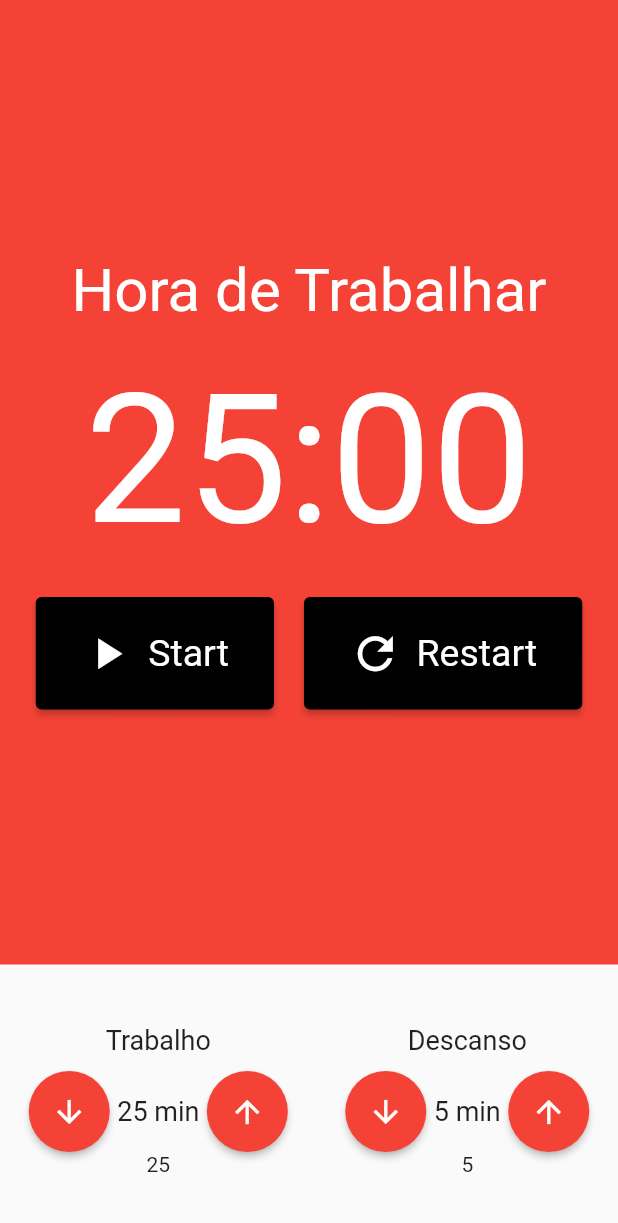
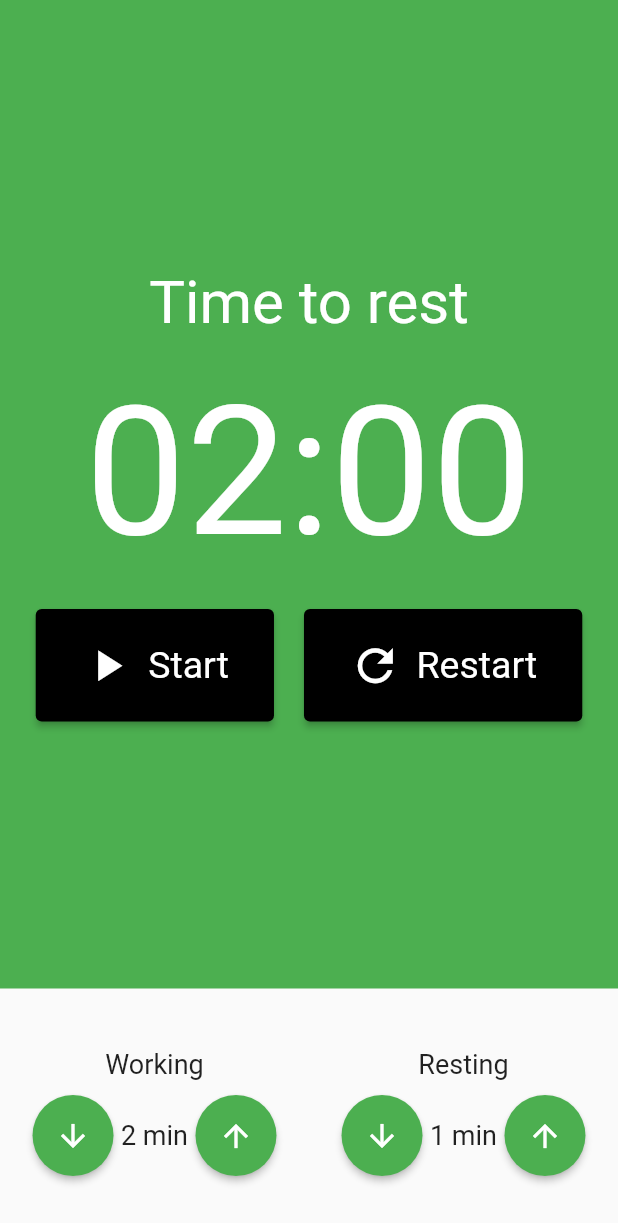
Before and after one commit to leobtt/udy_pomodoro_mobx, a Flutter app: the screen it shows after launch, on a phone screen of 412 x 824 dp. Shown: the top 1223 px of the screen. Run offline on Flutter 3.47's test engine with Material 2 defaults, Android fonts, the phone set to English and light mode, and no system bars; our stand-ins replace flutter_mobx, mobx; generated files the repository leaves out were written again.

Commit message:
feat: state management

```diff
--- a/lib/components/entry_time.dart
+++ b/lib/components/entry_time.dart
@@ -1,17 +1,24 @@
 import 'package:flutter/material.dart';
+import 'package:provider/provider.dart';
+import 'package:udy_promodoro_mobx/store/pomodoro.store.dart';
 
 class EntryTime extends StatelessWidget {
   final String title;
   final int value;
+  final void Function()? inc;
+  final void Function()? dec;
 
   const EntryTime({
     Key? key,
     required this.title,
     required this.value,
+    this.inc,
+    this.dec,
   }) : super(key: key);
 
   @override
   Widget build(BuildContext context) {
+    PomodoroStore store = Provider.of<PomodoroStore>(context);
     return Column(
       children: [
         Text(
@@ -25,11 +32,11 @@ class EntryTime extends StatelessWidget {
           mainAxisAlignment: MainAxisAlignment.center,
           children: [
             ElevatedButton(
-              onPressed: () {},
+              onPressed: dec,
               style: ElevatedButton.styleFrom(
                 shape: const CircleBorder(),
                 padding: const EdgeInsets.all(15),
-                backgroundColor: Colors.red,
+                backgroundColor: store.isWorking() ? Colors.red : Colors.green,
               ),
               child: const Icon(
                 Icons.arrow_downward,
@@ -38,16 +45,16 @@ class EntryTime extends StatelessWidget {
             ),
             Text(
               '$value min',
-              style: TextStyle(
+              style: const TextStyle(
                 fontSize: 18,
               ),
             ),
             ElevatedButton(
-              onPressed: () {},
+              onPressed: inc,
               style: ElevatedButton.styleFrom(
                 shape: const CircleBorder(),
                 padding: const EdgeInsets.all(15),
-                backgroundColor: Colors.red,
+                backgroundColor: store.isWorking() ? Colors.red : Colors.green,
               ),
               child: const Icon(
                 Icons.arrow_upward,
@@ -56,9 +63,6 @@ class EntryTime extends StatelessWidget {
             ),
           ],
         ),
-        Text(
-          value.toString(),
-        ),
       ],
     );
   }
--- a/lib/components/stopwatch.dart
+++ b/lib/components/stopwatch.dart
@@ -1,27 +1,33 @@
 import 'package:flutter/material.dart';
+import 'package:flutter_mobx/flutter_mobx.dart';
+import 'package:provider/provider.dart';
 import 'package:udy_promodoro_mobx/components/stopwatch_button.dart';
+import 'package:udy_promodoro_mobx/store/pomodoro.store.dart';
 
 class Stopwatch extends StatelessWidget {
   const Stopwatch({Key? key}) : super(key: key);
 
   @override
   Widget build(BuildContext context) {
-    return Container(
-        color: Colors.red,
+    PomodoroStore store = Provider.of<PomodoroStore>(context);
+
+    return Observer(
+      builder: (_) => Container(
+          color: store.isWorking() ? Colors.red : Colors.green,
           child: Column(
             mainAxisAlignment: MainAxisAlignment.center,
             children: [
-            const Text(
-              'Hora de Trabalhar',
-              style: TextStyle(
+              Text(
+                store.isWorking() ? 'Time to work' : 'Time to rest',
+                style: const TextStyle(
                   fontSize: 40,
                   color: Colors.white,
                 ),
               ),
               const SizedBox(height: 20),
-            const Text(
-              '25:00',
-              style: TextStyle(
+              Text(
+                '${store.minutes.toString().padLeft(2, '0')}:${store.seconds.toString().padLeft(2, '0')}',
+                style: const TextStyle(
                   fontSize: 120,
                   color: Colors.white,
                 ),
@@ -29,22 +35,37 @@ class Stopwatch extends StatelessWidget {
               const SizedBox(height: 20),
               Row(
                 mainAxisAlignment: MainAxisAlignment.center,
-              children: const [
+                children: [
+                  if (!store.isStarted)
                     Padding(
-                  padding: EdgeInsets.only(right: 10),
-                  child: StopwatchButton(text: 'Start', icon: Icons.play_arrow),
+                      padding: const EdgeInsets.only(right: 10),
+                      child: StopwatchButton(
+                        text: 'Start',
+                        icon: Icons.play_arrow,
+                        click: store.start,
                       ),
-                // Padding(
-                //   padding: EdgeInsets.only(right: 10),
-                //   child: StopwatchButton(text: 'Stop', icon: Icons.stop),
-                // ),
+                    ),
+                  if (store.isStarted)
+                    Padding(
+                      padding: const EdgeInsets.only(right: 10),
+                      child: StopwatchButton(
+                        text: 'Stop',
+                        icon: Icons.stop,
+                        click: store.stop,
+                      ),
+                    ),
                   Padding(
                     padding: const EdgeInsets.only(left: 10),
-                    child:
-                        StopwatchButton(text: 'Restart', icon: Icons.refresh)),
+                    child: StopwatchButton(
+                      text: 'Restart',
+                      icon: Icons.refresh,
+                      click: store.restart,
+                    ),
+                  ),
                 ],
-            )
+              ),
             ],
-        ));
+          )),
+    );
   }
 }
--- a/lib/components/stopwatch_button.dart
+++ b/lib/components/stopwatch_button.dart
@@ -3,14 +3,19 @@ import 'package:flutter/material.dart';
 class StopwatchButton extends StatelessWidget {
   final String text;
   final IconData icon;
+  final void Function()? click;
 
-  const StopwatchButton({Key? key, required this.text, required this.icon})
-      : super(key: key);
+  const StopwatchButton({
+    Key? key,
+    required this.text,
+    required this.icon,
+    this.click,
+  }) : super(key: key);
 
   @override
   Widget build(BuildContext context) {
     return ElevatedButton(
-      onPressed: () {},
+      onPressed: click,
       style: ElevatedButton.styleFrom(
         backgroundColor: Colors.black,
         padding: const EdgeInsets.symmetric(
--- a/lib/main.dart
+++ b/lib/main.dart
@@ -1,5 +1,7 @@
 import 'package:flutter/material.dart';
 import 'package:udy_promodoro_mobx/pages/pomodoro.dart';
+import 'package:provider/provider.dart';
+import 'package:udy_promodoro_mobx/store/pomodoro.store.dart';
 
 void main() {
   runApp(const MyApp());
@@ -9,13 +11,16 @@ class MyApp extends StatelessWidget {
   const MyApp({super.key});
   @override
   Widget build(BuildContext context) {
-    return MaterialApp(
-      title: 'Pomodoro',
-      debugShowCheckedModeBanner: false,
-      theme: ThemeData(
-        primarySwatch: Colors.blue,
+    return MultiProvider(
+      providers: [Provider<PomodoroStore>(create: (_) => PomodoroStore())],
+      child: MaterialApp(
+        title: 'Pomodoro',
+        debugShowCheckedModeBanner: false,
+        theme: ThemeData(
+          primarySwatch: Colors.blue,
+        ),
+        home: const Pomodoro(),
       ),
-      home: const Pomodoro(),
     );
   }
 }
--- a/lib/pages/pomodoro.dart
+++ b/lib/pages/pomodoro.dart
@@ -1,25 +1,49 @@
 import 'package:flutter/material.dart';
+import 'package:flutter_mobx/flutter_mobx.dart';
+import 'package:provider/provider.dart';
 import 'package:udy_promodoro_mobx/components/entry_time.dart';
 import 'package:udy_promodoro_mobx/components/stopwatch.dart';
+import 'package:udy_promodoro_mobx/store/pomodoro.store.dart';
 
 class Pomodoro extends StatelessWidget {
   const Pomodoro({Key? key}) : super(key: key);
 
   @override
   Widget build(BuildContext context) {
+    PomodoroStore store = Provider.of<PomodoroStore>(context);
+
     return Scaffold(
       body: Column(
         crossAxisAlignment: CrossAxisAlignment.stretch,
         children: [
-          Expanded(child: const Stopwatch()),
+          const Expanded(child: Stopwatch()),
           Padding(
             padding: const EdgeInsets.symmetric(vertical: 40),
-            child: Row(
-              mainAxisAlignment: MainAxisAlignment.spaceAround,
-              children: const [
-                EntryTime(title: 'Trabalho', value: 25),
-                EntryTime(title: 'Descanso', value: 5),
-              ],
+            child: Observer(
+              builder: (_) => Row(
+                mainAxisAlignment: MainAxisAlignment.spaceAround,
+                children: [
+                  EntryTime(
+                    title: 'Working',
+                    value: store.workTime,
+                    inc: store.isStarted && store.isWorking()
+                        ? null
+                        : store.incrementTimeWork,
+                    dec: store.isStarted && store.isWorking()
+                        ? null
+                        : store.decrementTimeWork,
+                  ),
+                  EntryTime(
+                      title: 'Resting',
+                      value: store.restTime,
+                      inc: store.isStarted && !store.isWorking()
+                          ? null
+                          : store.incrementRestTime,
+                      dec: store.isStarted && !store.isWorking()
+                          ? null
+                          : store.decrementRestTime),
+                ],
+              ),
             ),
           )
         ],
```
Also changed, not shown: build.yaml (added, +7 -0 lines), lib/store/pomodoro.store.dart (added, +106 -0 lines), lib/store/pomodoro.store.g.dart (added). Lines whose indentation alone changed are shown as unchanged.
